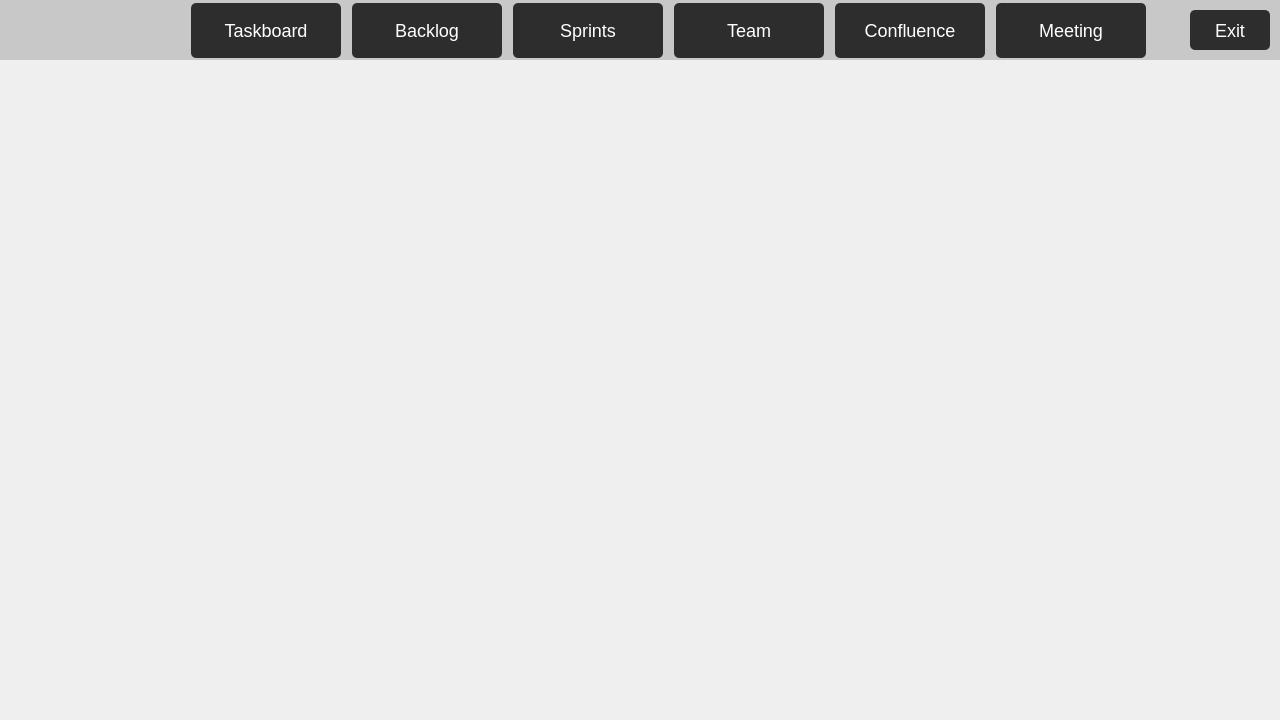
muazzamaqeel/Software-Project-CTS-5, file code/Staging_Environment/Recovered/Staging_Environment_Recorverd/parentboard.ui: the form before one commit.
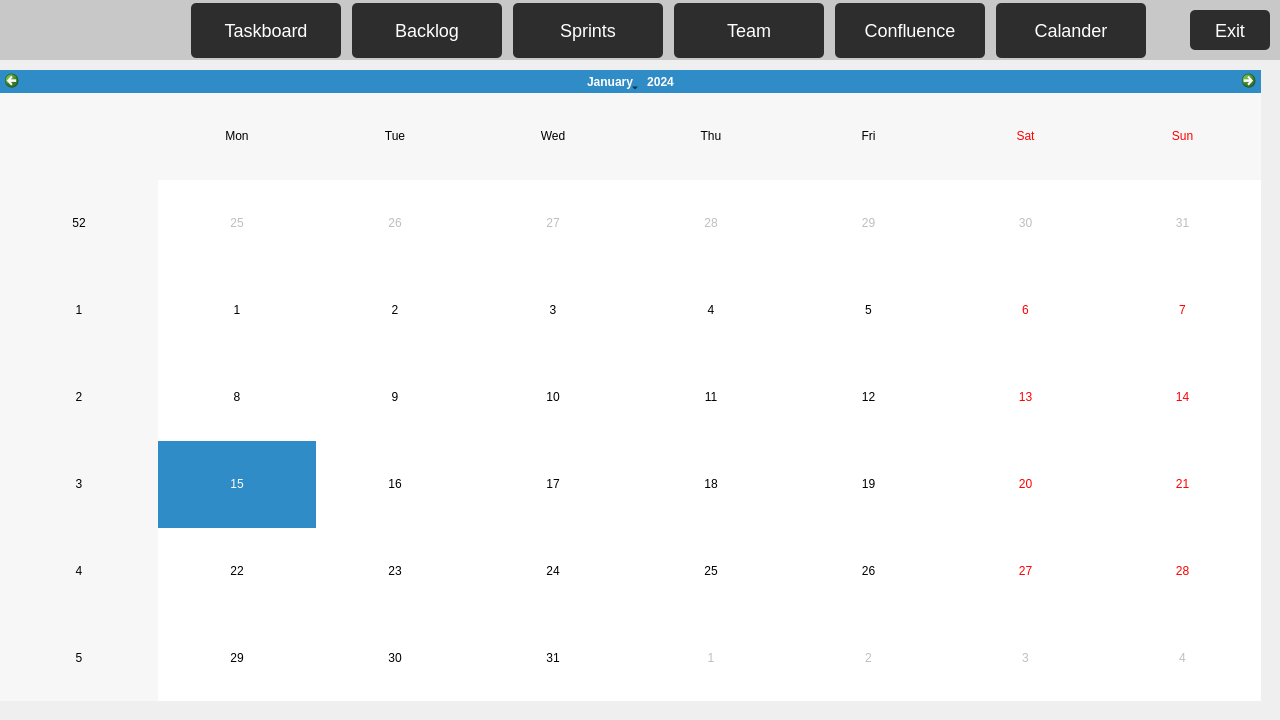
The form after the commit. The open tabs and pages were chosen to show the change. Icons and pictures are not drawn.

Commit message: Calendar Integration

What changed in the file:
```diff
--- a/code/Staging_Environment/Recovered/Staging_Environment_Recorverd/parentboard.ui
+++ b/code/Staging_Environment/Recovered/Staging_Environment_Recorverd/parentboard.ui
@@ -3261,7 +3261,21 @@
      </property>
     </widget>
    </widget>
-   <widget class="QWidget" name="page"/>
+   <widget class="QWidget" name="page">
+    <widget class="QCalendarWidget" name="calendarWidget">
+     <property name="geometry">
+      <rect>
+       <x>0</x>
+       <y>10</y>
+       <width>1261</width>
+       <height>631</height>
+      </rect>
+     </property>
+     <property name="styleSheet">
+      <string notr="true"/>
+     </property>
+    </widget>
+   </widget>
   </widget>
   <widget class="QPushButton" name="exitButton">
    <property name="geometry">
@@ -3680,7 +3694,7 @@
 </string>
       </property>
       <property name="text">
-       <string>Meeting</string>
+       <string>Calander</string>
       </property>
       <property name="autoDefault">
        <bool>false</bool>
```
Left out of the diff: 2 changed lines with no effect on the pictures.
